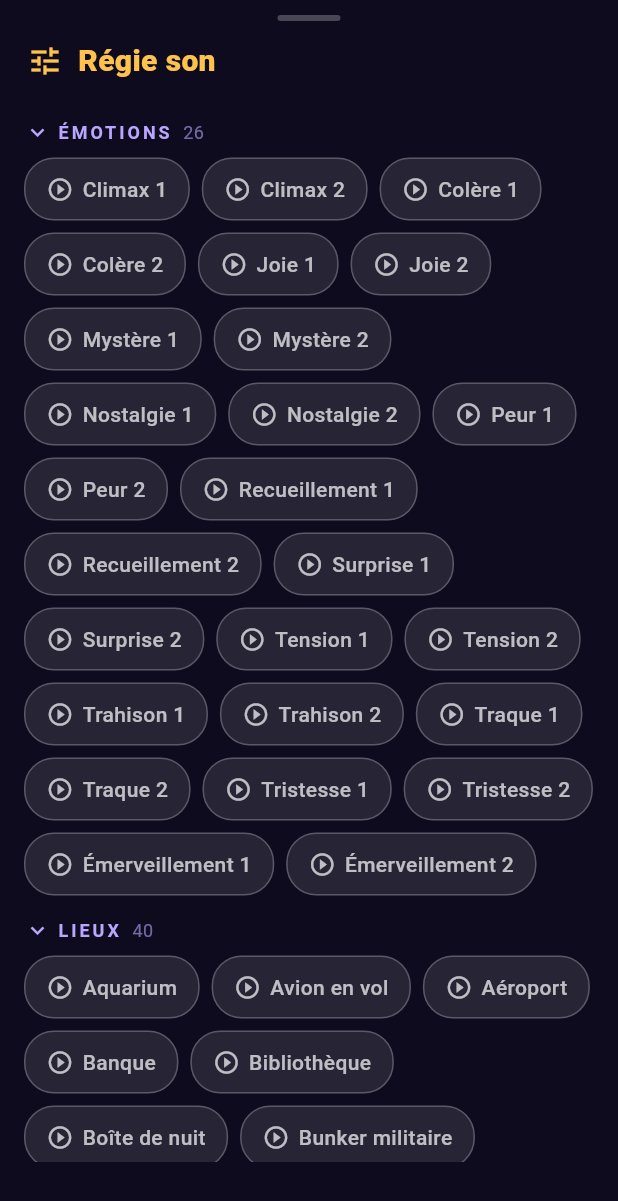
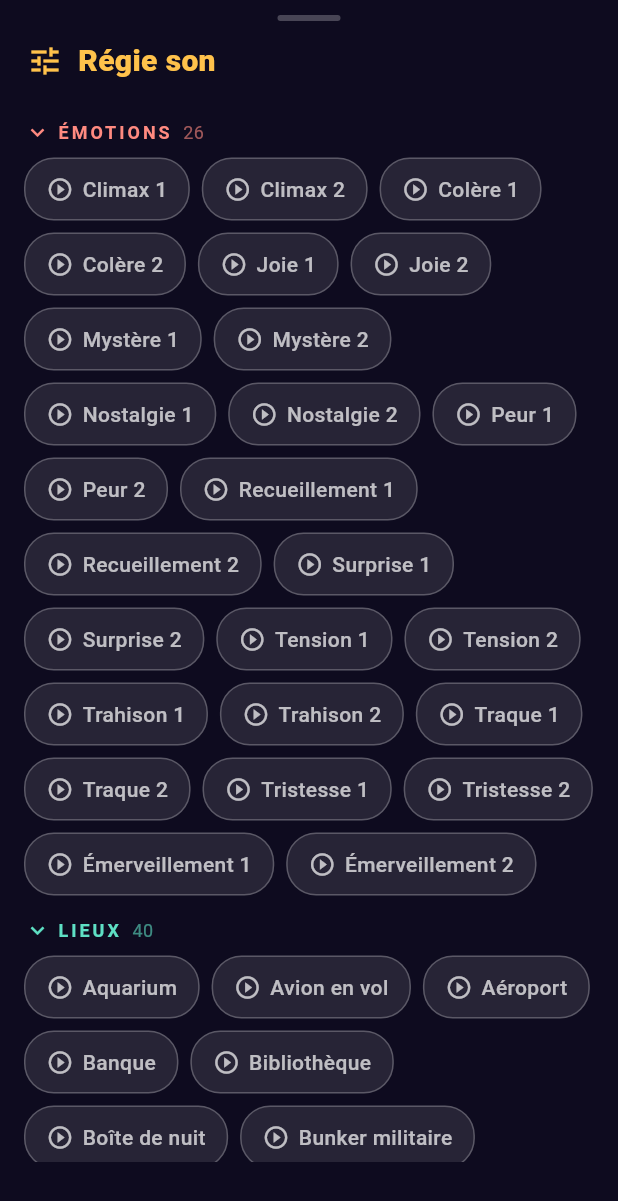
Before and after one commit to okhamfriction-png/Destiny, a Flutter app: the SoundMixerSheet widget shown alone on an empty page, opened directly with empty values, on a phone screen of 412 x 824 dp. Shown: the top 1201 px of the screen. Run offline on Flutter 3.47's test engine with Material 3 defaults, Android fonts, the phone set to English and light mode, and no system bars; our stand-ins replace audioplayers, font_awesome_flutter, shared_preferences, sqflite, sqflite_common_ffi, wakelock_plus; accounts and stored records are empty.

Commit message:
Régie son : couleur d'accent par catégorie (Émotions/Lieux/Ambiances/Thèmes/Univers)
Co-Authored-By: Claude Opus 4.8 <noreply@anthropic.com>

```diff
--- a/lib/presentation/widgets/sound_mixer_sheet.dart
+++ b/lib/presentation/widgets/sound_mixer_sheet.dart
@@ -4,6 +4,24 @@ import '../../application/state/music_controller.dart';
 
 const Color _gold = Color(0xFFFFC24B);
 const Color _lav = Color(0xFFB9A6FF);
+
+/// Couleur d'accent par catégorie de son (repère visuel dans la régie).
+Color _categoryColor(String cat) {
+  switch (cat) {
+    case 'Émotions':
+      return const Color(0xFFFF8A80); // corail
+    case 'Lieux':
+      return const Color(0xFF5EE0C4); // teal
+    case 'Ambiances':
+      return const Color(0xFF64B5F6); // bleu
+    case 'Thèmes':
+      return const Color(0xFFFFC24B); // or
+    case 'Univers':
+      return const Color(0xFFB79CFF); // violet
+    default:
+      return _lav;
+  }
+}
 
 /// Ouvre le pupitre de régie son (mixeur) : accès à toutes les musiques
 /// pendant le chrono d'histoire, pour lancer une ambiance en direct.
@@ -181,19 +199,20 @@ class _SoundMixerSheetState extends State<SoundMixerSheet> {
                                       _collapsed.contains(cat)
                                           ? Icons.chevron_right
                                           : Icons.expand_more,
-                                      color: _lav,
+                                      color: _categoryColor(cat),
                                       size: 18),
                                   const SizedBox(width: 4),
                                   Text(cat.toUpperCase(),
-                                      style: const TextStyle(
-                                          color: _lav,
+                                      style: TextStyle(
+                                          color: _categoryColor(cat),
                                           letterSpacing: 2,
                                           fontSize: 12,
                                           fontWeight: FontWeight.w700)),
                                   const SizedBox(width: 8),
                                   Text('${c.tracksOf(cat).length}',
                                       style: TextStyle(
-                                          color: _lav.withValues(alpha: 0.6),
+                                          color: _categoryColor(cat)
+                                              .withValues(alpha: 0.6),
                                           fontSize: 12)),
                                 ],
                               ),
@@ -207,6 +226,7 @@ class _SoundMixerSheetState extends State<SoundMixerSheet> {
                                 for (final t in c.tracksOf(cat))
                                   _TrackChip(
                                     title: t.title,
+                                    color: _categoryColor(cat),
                                     active: c.current?.file == t.file,
                                     playing:
                                         c.current?.file == t.file && c.playing,
@@ -228,29 +248,31 @@ class _SoundMixerSheetState extends State<SoundMixerSheet> {
 class _TrackChip extends StatelessWidget {
   const _TrackChip({
     required this.title,
+    required this.color,
     required this.active,
     required this.playing,
     required this.onTap,
   });
 
   final String title;
+  final Color color;
   final bool active;
   final bool playing;
   final VoidCallback onTap;
 
   @override
   Widget build(BuildContext context) {
-    final color = active ? _gold : Colors.white70;
+    final fg = active ? color : Colors.white70;
     return InkWell(
       onTap: onTap,
       borderRadius: BorderRadius.circular(20),
       child: Container(
         padding: const EdgeInsets.symmetric(horizontal: 14, vertical: 10),
         decoration: BoxDecoration(
-          color: active ? _gold.withValues(alpha: 0.16) : Colors.white10,
+          color: active ? color.withValues(alpha: 0.16) : Colors.white10,
           borderRadius: BorderRadius.circular(20),
           border: Border.all(
-              color: active ? _gold : Colors.white24,
+              color: active ? color : Colors.white24,
               width: active ? 1.5 : 1),
         ),
         child: Row(
@@ -261,11 +283,11 @@ class _TrackChip extends StatelessWidget {
                     ? Icons.pause
                     : (active ? Icons.play_arrow : Icons.play_circle_outline),
                 size: 18,
-                color: color),
+                color: fg),
             const SizedBox(width: 6),
             Text(title,
                 style: TextStyle(
-                    color: color,
+                    color: fg,
                     fontWeight: active ? FontWeight.w700 : FontWeight.w500)),
           ],
         ),
```
